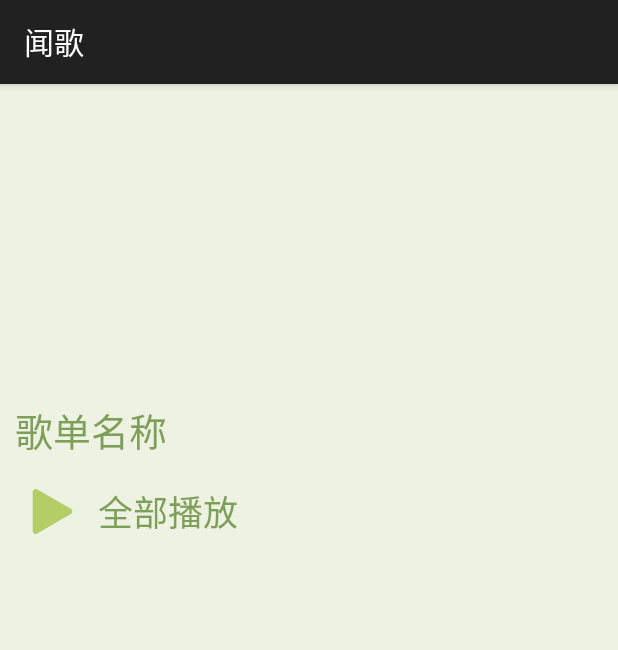
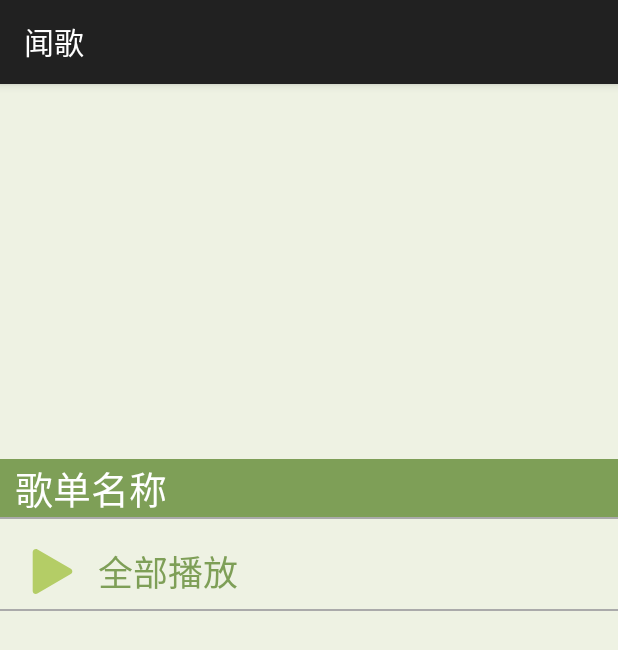
Before and after one commit to Programmer-Gu/MusicPlayer, an Android app: the HomeFragment screen opened directly, with no data from a screen before it, after a tap on an icon or button, on a phone screen of 412 x 824 dp. Shown: the top 650 px of the screen. Run offline under Robolectric (Android 15) with nearby library versions, the phone set to English and light mode, and no system bars; libraries missing offline, so code that uses them is left out: com.youth.banner; 3 statements that could not run were skipped.

Commit message:
轮播画面+最后的美化

```diff
--- a/app/src/main/java/com/example/musicplayer/MenuFragment/Adapter/DataBean.java
+++ b/app/src/main/java/com/example/musicplayer/MenuFragment/Adapter/DataBean.java
@@ -26,57 +26,15 @@ public class DataBean {
 
     public static List<DataBean> getTestData() {
         List<DataBean> list = new ArrayList<>();
-        list.add(new DataBean(R.drawable.house_door, "相信自己,你努力的样子真的很美", 1));
-        list.add(new DataBean(R.drawable.music_note_list, "极致简约,梦幻小屋", 3));
-        list.add(new DataBean(R.drawable.my_info_1, "超级卖梦人", 3));
-        list.add(new DataBean(R.drawable.house_door, "夏季新搭配", 1));
-        list.add(new DataBean(R.drawable.music_note_list, "绝美风格搭配", 1));
-        list.add(new DataBean(R.drawable.my_info_1, "微微一笑 很倾城", 3));
+        list.add(new DataBean(R.drawable.qifenglehaibao, "起风了", 1));
+        list.add(new DataBean(R.drawable.daoxianghaibao, "稻香", 3));
+        list.add(new DataBean(R.drawable.qinghuacihaibao, "青花瓷", 3));
+        list.add(new DataBean(R.drawable.meiguihuadezanglihaibao, "玫瑰花的葬礼", 1));
+        list.add(new DataBean(R.drawable.renzhendexuehaibao, "认真的雪", 1));
+
         return list;
     }
 
-//    public static List<DataBean> getTestData2() {
-//        List<DataBean> list = new ArrayList<>();
-//        list.add(new DataBean(R.drawable.image7, "听风.赏雨", 3));
-//        list.add(new DataBean(R.drawable.image8, "迪丽热巴.迪力木拉提", 1));
-//        list.add(new DataBean(R.drawable.image9, "爱美.人间有之", 3));
-//        list.add(new DataBean(R.drawable.image10, "洋洋洋.气质篇", 1));
-//        list.add(new DataBean(R.drawable.image22, "生活的态度", 3));
-//        return list;
-//    }
-
-
-//    public static List<DataBean> getTestDataVideo() {
-//        List<DataBean> list = new ArrayList<>();
-//        list.add(new DataBean("http://vfx.mtime.cn/Video/2019/03/09/mp4/190309153658147087.mp4", "第一个放视频", 2));
-//        list.add(new DataBean(R.drawable.image7, "听风.赏雨", 1));
-//        list.add(new DataBean(R.drawable.image8, "迪丽热巴.迪力木拉提", 1));
-//        list.add(new DataBean(R.drawable.image9, "爱美.人间有之", 1));
-//        list.add(new DataBean(R.drawable.image10, "洋洋洋.气质篇", 1));
-//        list.add(new DataBean(R.drawable.image22, "生活的态度", 1));
-//        return list;
-//    }
-
-    public static List<DataBean> getTestData3() {
-        List<DataBean> list = new ArrayList<>();
-        list.add(new DataBean("https://img.zcool.cn/community/013de756fb63036ac7257948747896.jpg", null, 1));
-        list.add(new DataBean("https://img.zcool.cn/community/01639a56fb62ff6ac725794891960d.jpg", null, 1));
-        list.add(new DataBean("https://img.zcool.cn/community/01270156fb62fd6ac72579485aa893.jpg", null, 1));
-        list.add(new DataBean("https://img.zcool.cn/community/01233056fb62fe32f875a9447400e1.jpg", null, 1));
-        list.add(new DataBean("https://img.zcool.cn/community/016a2256fb63006ac7257948f83349.jpg", null, 1));
-        return list;
-    }
-
-    public static List<DataBean> getVideos() {
-        List<DataBean> list = new ArrayList<>();
-        list.add(new DataBean("http://vfx.mtime.cn/Video/2019/03/21/mp4/190321153853126488.mp4", null, 0));
-        list.add(new DataBean("http://vfx.mtime.cn/Video/2019/03/18/mp4/190318231014076505.mp4", null, 0));
-        list.add(new DataBean("http://vfx.mtime.cn/Video/2019/03/18/mp4/190318214226685784.mp4", null, 0));
-        list.add(new DataBean("http://vfx.mtime.cn/Video/2019/03/19/mp4/190319125415785691.mp4", null, 0));
-        list.add(new DataBean("http://vfx.mtime.cn/Video/2019/03/14/mp4/190314223540373995.mp4", null, 0));
-        list.add(new DataBean("http://vfx.mtime.cn/Video/2019/03/14/mp4/190314102306987969.mp4", null, 0));
-        return list;
-    }
 
 
     public static List<String> getColors(int size) {
--- a/app/src/main/res/layout/fragment_list_song.xml
+++ b/app/src/main/res/layout/fragment_list_song.xml
@@ -15,6 +15,14 @@
             android:layout_height="250dp"
             android:background="@color/transparent">
 
+
+        </RelativeLayout>
+
+        <LinearLayout
+            android:layout_width="match_parent"
+            android:layout_height="wrap_content"
+            android:background="@color/font">
+
             <TextView
                 android:id="@+id/song_list_name"
                 android:layout_width="wrap_content"
@@ -22,9 +30,17 @@
                 android:layout_alignParentBottom="true"
                 android:layout_marginLeft="10dp"
                 android:text="歌单名称"
-                android:textColor="@color/font"
+                android:textColor="@color/white"
                 android:textSize="25sp" />
-        </RelativeLayout>
+
+        </LinearLayout>
+
+
+        <View
+            android:layout_width="match_parent"
+            android:layout_height="1dp"
+            android:layout_below="@+id/tv_title"
+            android:background="@android:color/darker_gray" />
 
         <LinearLayout
             android:layout_width="match_parent"
@@ -37,11 +53,11 @@
                 android:id="@+id/startAllMusic"
                 android:layout_width="50dp"
                 android:layout_height="50dp"
+                android:layout_marginLeft="10dp"
+                android:background="@color/transparent"
                 android:padding="10dp"
-                android:layout_marginLeft="10dp"
                 android:scaleType="fitCenter"
-                android:src="@drawable/ic_play"
-                android:background="@color/transparent"/>
+                android:src="@drawable/ic_play" />
 
             <TextView
                 android:layout_width="wrap_content"
@@ -54,6 +70,12 @@
                 android:textSize="23sp" />
         </LinearLayout>
 
+        <View
+            android:layout_width="match_parent"
+            android:layout_height="1dp"
+            android:layout_below="@+id/tv_title"
+            android:background="@android:color/darker_gray" />
+
         <ListView
             android:id="@+id/song_list"
             android:layout_width="match_parent"
```
Also changed, not shown: app/src/main/res/layout/fragment_home.xml (+30 -0 lines), app/src/main/res/drawable/daoxianghaibao.jpg (added), app/src/main/res/drawable/meiguihuadezanglihaibao.jpg (added), app/src/main/res/drawable/qifenglehaibao.jpg (added), app/src/main/res/drawable/qinghuacihaibao.jpg (added), app/src/main/res/drawable/renzhendexuehaibao.jpg (added).
